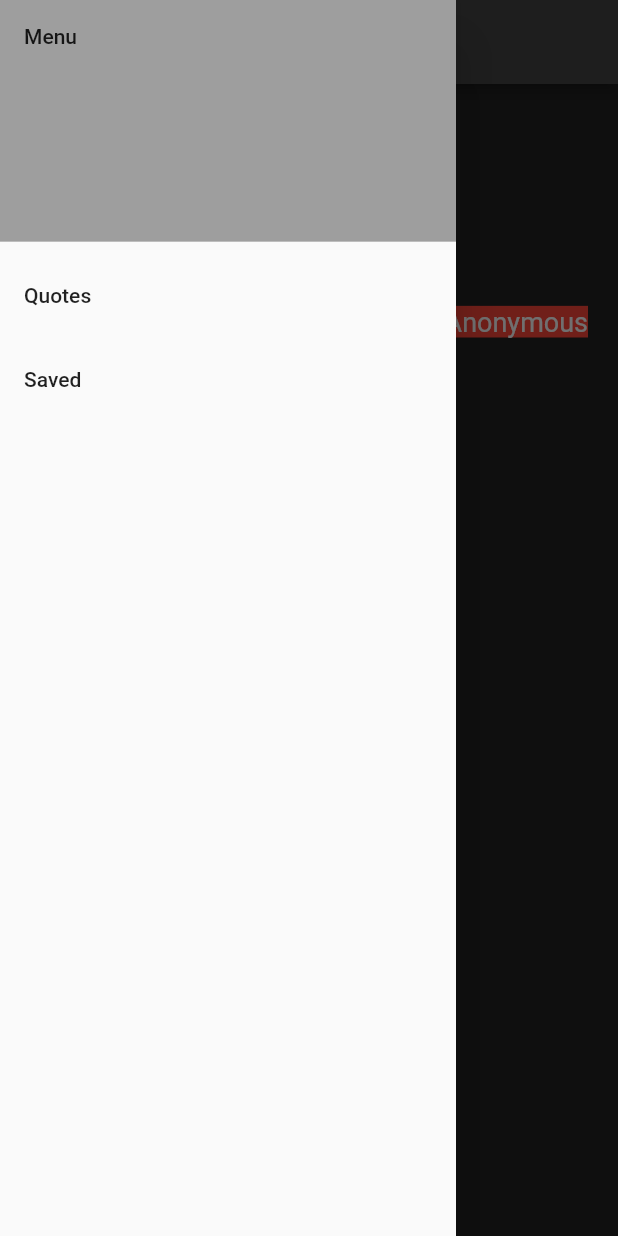
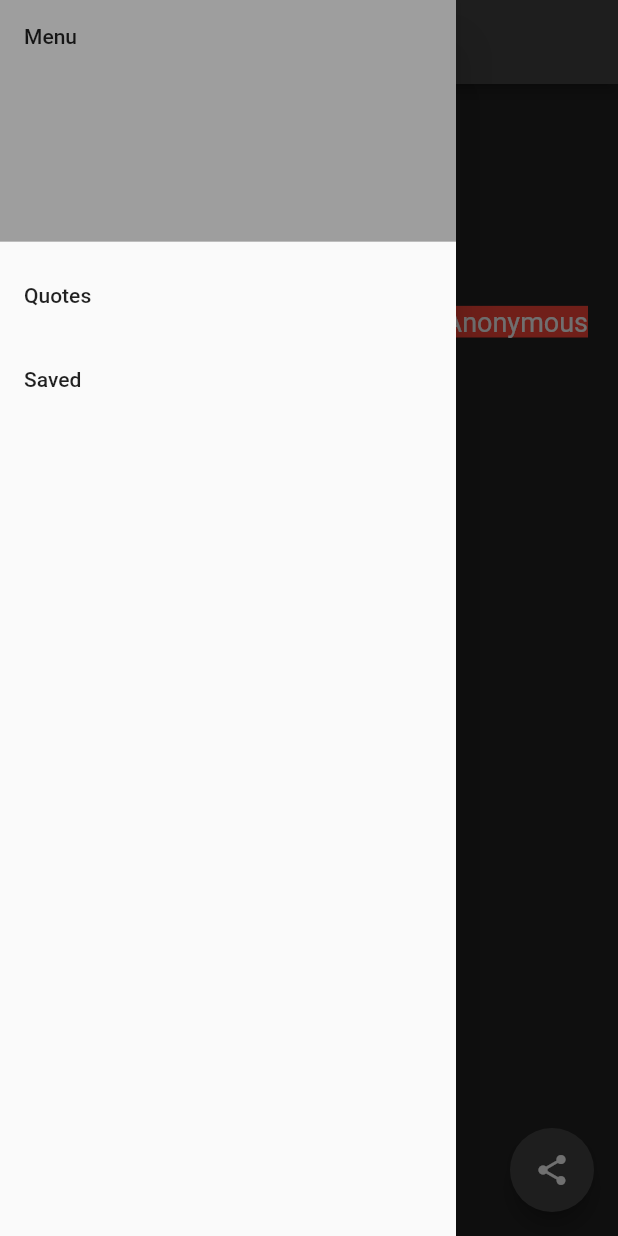
Before and after one commit to KaranBains1996/self-motivate-flutter, a Flutter app: the QuotePage screen opened directly with empty values, with the side drawer open, on a phone screen of 412 x 824 dp. Run offline on Flutter 3.47's test engine with Material 2 defaults, Android fonts, the phone set to English and light mode, and no system bars; our stand-ins replace flutter_spinkit, share; network calls fail.

Commit message:
Add: Share FAB and swipe up indicator

```diff
--- a/lib/pages/quote.dart
+++ b/lib/pages/quote.dart
@@ -1,17 +1,44 @@
 import 'package:flutter/material.dart';
 import 'package:self_motivate/components/nav_drawer.dart';
+import 'package:share/share.dart';
 
 class QuotePage extends StatefulWidget {
   @override
   _QuotePageState createState() => _QuotePageState();
 }
 
-class _QuotePageState extends State<QuotePage> {
+class _QuotePageState extends State<QuotePage>
+    with SingleTickerProviderStateMixin {
   //Vertical drag details
   DragStartDetails startVerticalDragDetails;
   DragUpdateDetails updateVerticalDragDetails;
 
+  AnimationController _controller;
+  Animation<Offset> _offsetAnimation;
+
   Map data = {};
+
+  @override
+  void initState() {
+    super.initState();
+    _controller = AnimationController(
+      duration: const Duration(milliseconds: 1500),
+      vsync: this,
+    )..repeat(reverse: true);
+    _offsetAnimation = Tween<Offset>(
+      begin: Offset.zero,
+      end: const Offset(0.0, 0.50),
+    ).animate(CurvedAnimation(
+      parent: _controller,
+      curve: Curves.elasticIn,
+    ));
+  }
+
+  @override
+  void dispose() {
+    _controller.dispose();
+    super.dispose();
+  }
 
   @override
   Widget build(BuildContext context) {
@@ -51,6 +78,10 @@ class _QuotePageState extends State<QuotePage> {
           color: Colors.grey[900],
           padding: EdgeInsets.fromLTRB(20, 80, 20, 0),
           child: Column(
+            children: <Widget>[
+              Expanded(
+                flex: 8,
+                child: Column(
                   crossAxisAlignment: CrossAxisAlignment.center,
                   children: <Widget>[
                     Center(
@@ -77,6 +108,32 @@ class _QuotePageState extends State<QuotePage> {
                   ],
                 ),
               ),
-        ));
+              Expanded(
+                  flex: 2,
+                  child: Center(
+                    child: SlideTransition(
+                      position: _offsetAnimation,
+                      child: Icon(
+                        Icons.arrow_upward,
+                        color: Colors.grey[400],
+                        size: 30.0,
+                      ),
+                    ),
+                  ))
+            ],
+          ),
+        ),
+      ),
+      floatingActionButton: FloatingActionButton(
+        onPressed: () {
+          Share.share('${data['quoteText']} - ${data['quoteAuthor']}');
+        },
+        child: Icon(
+          Icons.share,
+          color: Colors.grey[100],
+        ),
+        backgroundColor: Colors.grey[800],
+      ),
+    );
   }
 }
--- a/pubspec.yaml
+++ b/pubspec.yaml
@@ -25,6 +25,7 @@ dependencies:
     sdk: flutter
   flutter_spinkit: ^4.1.2+1
   http: ^0.12.2
+  share: ^0.6.5+1
 
 
   # The following adds the Cupertino Icons font to your application.
```
Also changed, not shown: pubspec.lock. Lines whose indentation alone changed are shown as unchanged.
